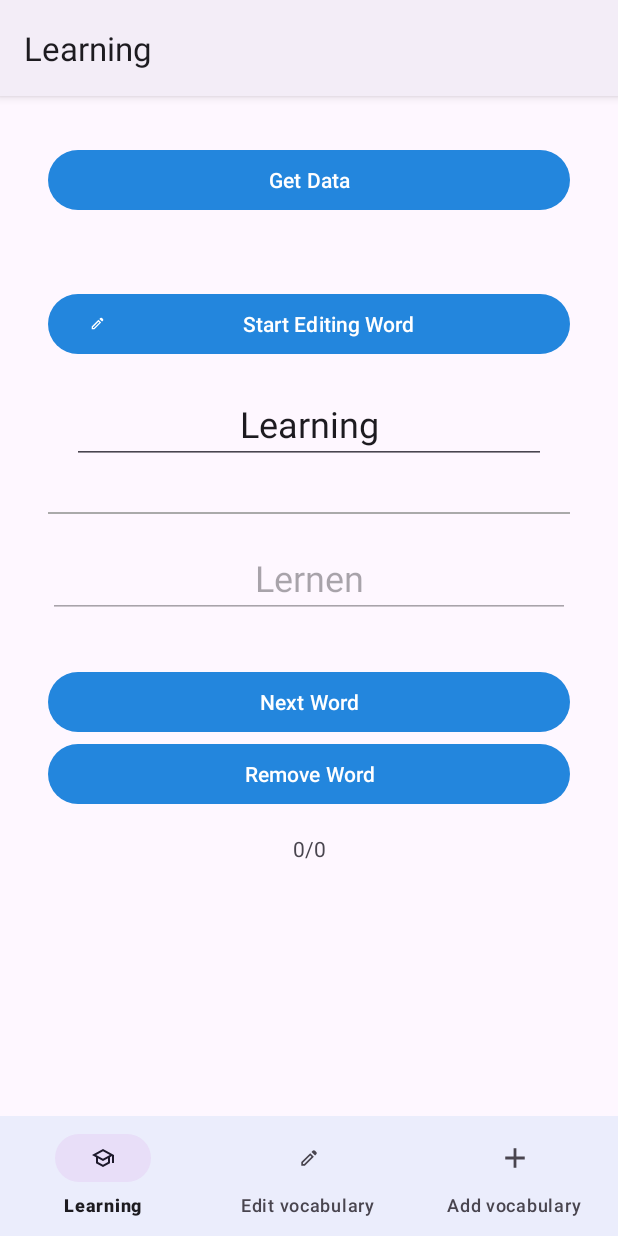
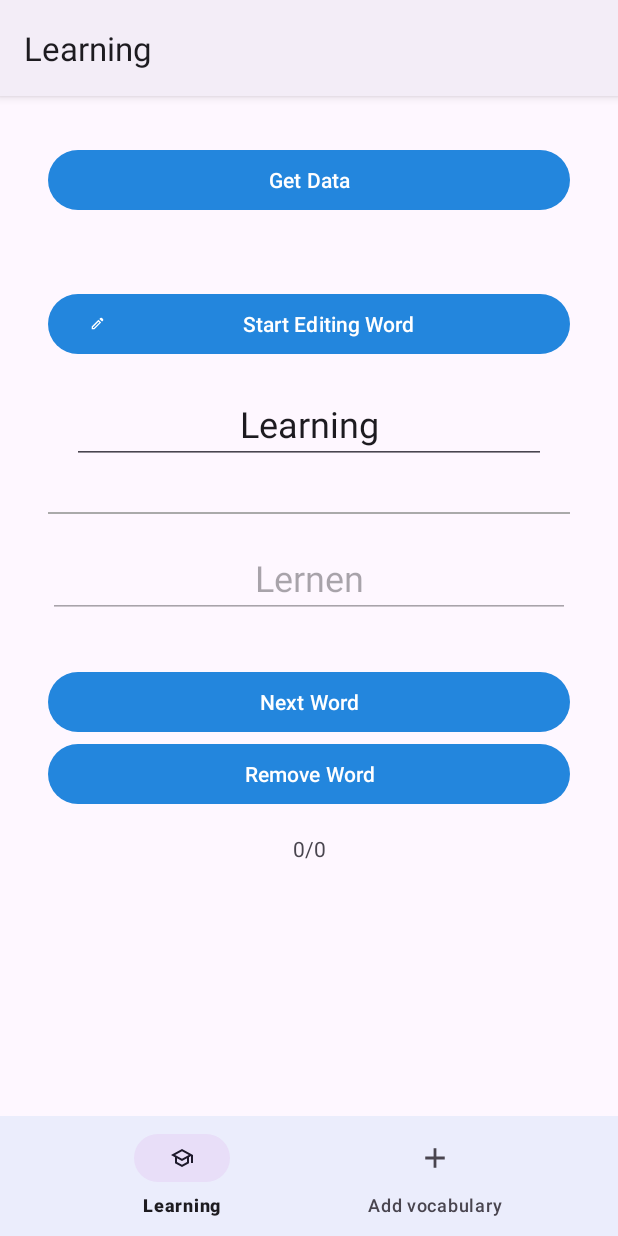
Before and after one commit to JustusvonderBeek/Vocabulary, an Android app: the screen it shows after launch (MainActivity), on a phone screen of 412 x 824 dp. Run offline under Robolectric (Android 15) with nearby library versions, the phone set to English and light mode, and no system bars; our stand-ins replace data binding, navigation-ui.

Commit message:
Removed unimplemented bottom edit destination

```diff
--- a/app/src/main/res/menu/bottom_menu.xml
+++ b/app/src/main/res/menu/bottom_menu.xml
@@ -8,12 +8,12 @@
         android:icon="@drawable/ic_learn_foreground"
         android:title="@string/nav_btn_learn" />
 
-    <item
-        android:id="@+id/edit"
-        android:layout_width="wrap_content"
-        android:layout_height="wrap_content"
-        android:icon="@drawable/ic_edit_foreground"
-        android:title="@string/nav_btn_edit" />
+<!--    <item-->
+<!--        android:id="@+id/edit"-->
+<!--        android:layout_width="wrap_content"-->
+<!--        android:layout_height="wrap_content"-->
+<!--        android:icon="@drawable/ic_edit_foreground"-->
+<!--        android:title="@string/nav_btn_edit" />-->
 
     <item
         android:id="@+id/add"
```
